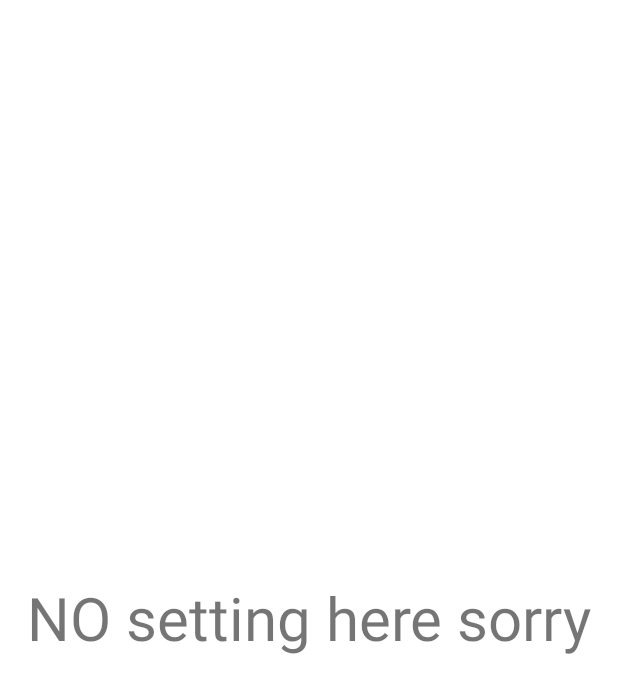
After one commit to SidH751/Cogitate, an Android app: the setting_activity screen opened directly, with no data from a screen before it, on a phone screen of 412 x 824 dp. The commit adds this screen. Shown: the top 693 px of the screen. Run offline under Robolectric (Android 15) with nearby library versions, the phone set to English and light mode, and no system bars.

```diff
--- /dev/null
+++ b/app/src/main/java/com/my/cogitateapp/setting_activity.java
@@ -0,0 +1,14 @@
+package com.my.cogitateapp;
+
+import androidx.appcompat.app.AppCompatActivity;
+
+import android.os.Bundle;
+
+public class setting_activity extends AppCompatActivity {
+
+    @Override
+    protected void onCreate(Bundle savedInstanceState) {
+        super.onCreate(savedInstanceState);
+        setContentView(R.layout.activity_setting);
+    }
+}
--- /dev/null
+++ b/app/src/main/res/layout/activity_setting.xml
@@ -0,0 +1,16 @@
+<?xml version="1.0" encoding="utf-8"?>
+<LinearLayout xmlns:android="http://schemas.android.com/apk/res/android"
+    xmlns:app="http://schemas.android.com/apk/res-auto"
+    xmlns:tools="http://schemas.android.com/tools"
+    android:layout_width="match_parent"
+    android:layout_height="match_parent"
+    tools:context=".setting_activity"
+    android:gravity="center">
+    <TextView
+        android:layout_width="wrap_content"
+        android:layout_height="wrap_content"
+        android:text="NO setting here sorry"
+        android:textSize="40sp"
+        />
+
+</LinearLayout>
--- a/app/src/main/res/values/strings.xml
+++ b/app/src/main/res/values/strings.xml
@@ -1,5 +1,5 @@
 <resources>
     <string name="app_name">LoginLogin</string>
-    <string name="navigation_open">Open Navigation drawer</string>
-    <string name="navigation_close">Close Navigation drawer</string>
+    <string name="navigation_drawer_open">Open Navigation drawer</string>
+    <string name="navigation_drawer_close">Close Navigation drawer</string>
 </resources>
--- a/app/src/main/res/values/themes.xml
+++ b/app/src/main/res/values/themes.xml
@@ -12,6 +12,8 @@
         <!-- Status bar color. -->
         <item name="android:statusBarColor" tools:targetApi="l">?attr/colorPrimaryVariant</item>
         <!-- Customize your theme here. -->
+
+        <item name="android:statusBarColor" tools:ignore="DuplicateDefinition">#00000000</item>
     </style>
 
 
```
Also changed, not shown: app/src/main/AndroidManifest.xml (+9 -0 lines), app/src/main/java/com/my/cogitateapp/Contact_us.java (added, +14 -0 lines), app/src/main/java/com/my/cogitateapp/Dashboard.java (+52 -3 lines), app/src/main/java/com/my/cogitateapp/HelpandFeedback.java (added, +14 -0 lines), app/src/main/java/com/my/cogitateapp/LandingPage.java (+7 -0 lines), app/src/main/java/com/my/cogitateapp/LoginActivity.java (+10 -0 lines), app/src/main/java/com/my/cogitateapp/RegisterActivity.java (+10 -1 lines), app/src/main/res/drawable/ic_baseline_exit_to_app_24.xml (added, +10 -0 lines), app/src/main/res/layout/activity_contact_us.xml (added, +9 -0 lines), app/src/main/res/layout/activity_helpand_feedback.xml (added, +14 -0 lines), app/src/main/res/menu/sidemenu.xml (+20 -4 lines).
